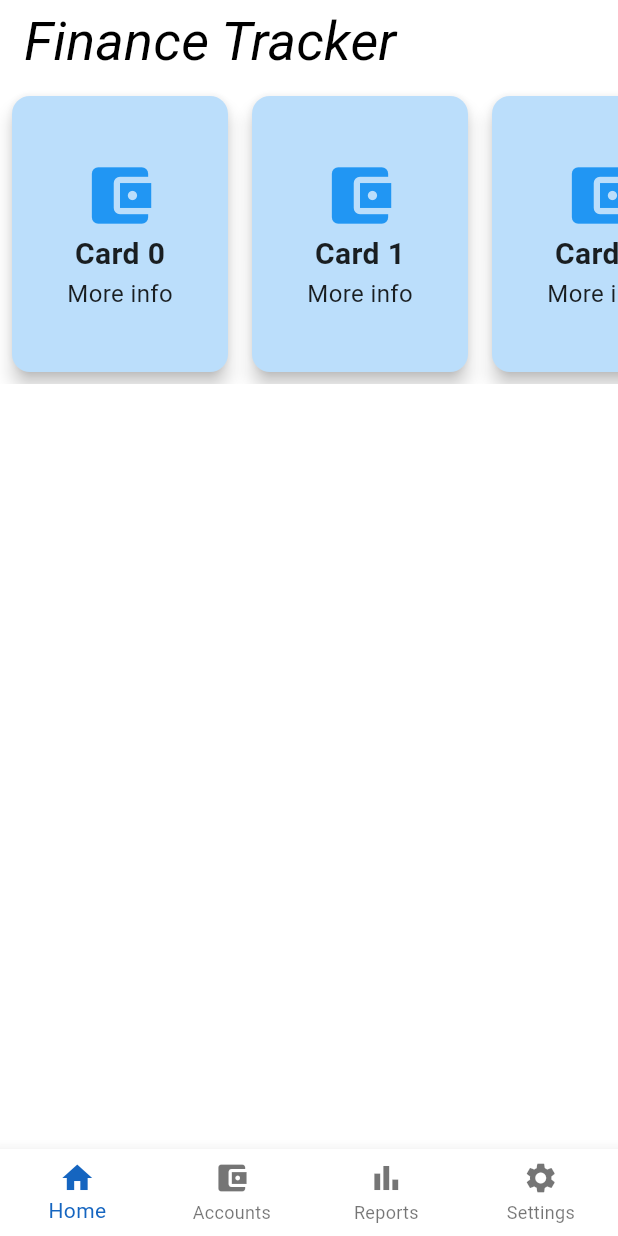
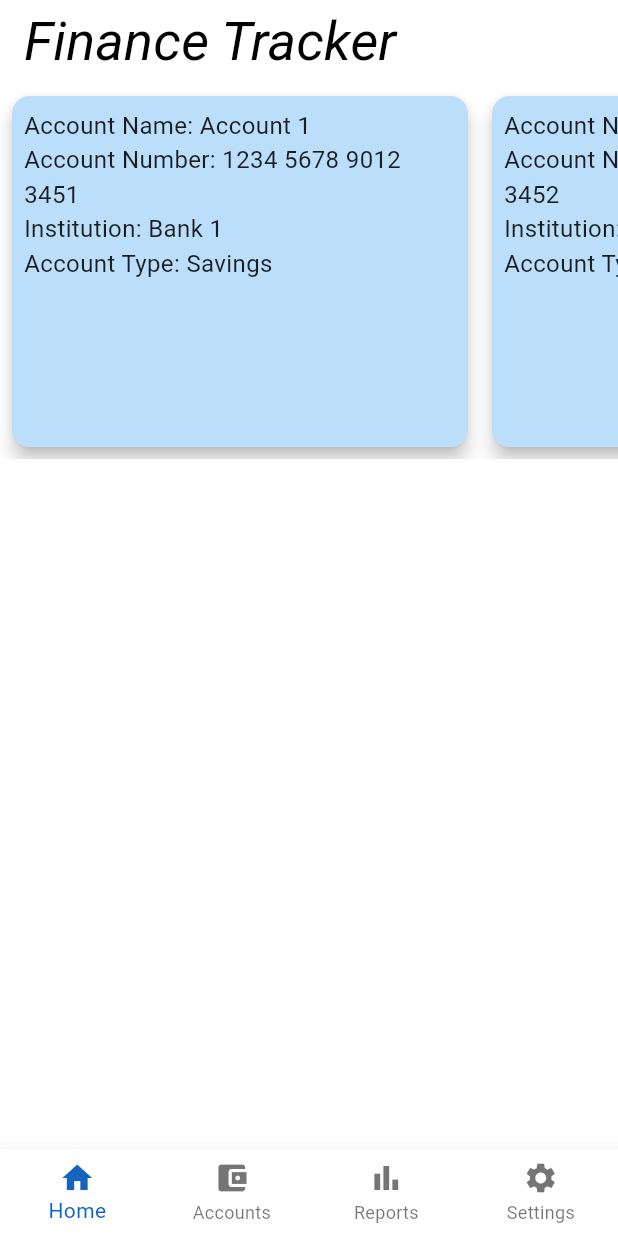
Before and after one commit to darlingson/makobili_flutter_app, a Flutter app: the screen it shows after launch, on a phone screen of 412 x 824 dp. Run offline on Flutter 3.47's test engine with Material 3 defaults, Android fonts, the phone set to English and light mode, and no system bars; Roboto replaces fonts that are missing (Hind).

Commit message:
added account name, account number, institution and account type to the balance card

```diff
--- a/lib/components/balance_card.dart
+++ b/lib/components/balance_card.dart
@@ -1,29 +1,44 @@
 import 'package:flutter/material.dart';
 
 class BalanceCard extends StatelessWidget {
-  final int index; // Pass the index or any other data needed for the card
+  final int index;
+  final String accountName;
+  final String accountNumber;
+  final String institution;
+  final String accountType;
 
-  const BalanceCard({Key? key, required this.index}) : super(key: key);
+  const BalanceCard({
+    Key? key,
+    required this.index,
+    required this.accountName,
+    required this.accountNumber,
+    required this.institution,
+    required this.accountType,
+  }) : super(key: key);
 
   @override
   Widget build(BuildContext context) {
     return SizedBox(
-      width: 160, // Width of each card
+      width: 320,
       child: Card(
-        color: Colors.blue[100],
-        elevation: 5,
-        margin: const EdgeInsets.all(8),
-        child: Column(
-          mainAxisAlignment: MainAxisAlignment.center,
-          children: <Widget>[
-            const Icon(Icons.account_balance_wallet,
-                size: 50, color: Colors.blue),
-            Text('Card $index',
-                style:
-                    const TextStyle(fontSize: 20, fontWeight: FontWeight.bold)),
-            const Text('More info', style: TextStyle(fontSize: 16)),
-          ],
+        color: Colors.blue[100], // Light blue card color for the theme
+        child: Padding(
+          padding: EdgeInsets.all(8.0),
+          child: Column(
+            crossAxisAlignment: CrossAxisAlignment.start,
+            children: <Widget>[
+              Text('Account Name: $accountName',
+                  style: TextStyle(fontSize: 16)),
+              Text('Account Number: $accountNumber',
+                  style: TextStyle(fontSize: 16)),
+              Text('Institution: $institution', style: TextStyle(fontSize: 16)),
+              Text('Account Type: $accountType',
+                  style: TextStyle(fontSize: 16)),
+            ],
+          ),
         ),
+        elevation: 5, // Shadow depth
+        margin: EdgeInsets.all(8), // Margin around each card
       ),
     );
   }
--- a/lib/screens/home_screen.dart
+++ b/lib/screens/home_screen.dart
@@ -8,12 +8,18 @@ class HomeScreen extends StatelessWidget {
   Widget build(BuildContext context) {
     return Column(children: [
       SizedBox(
-        height: 200,
+        height: 250,
         child: ListView.builder(
           scrollDirection: Axis.horizontal,
           itemCount: 10,
           itemBuilder: (context, index) {
-            return BalanceCard(index: index);
+            return BalanceCard(
+              index: index,
+              accountName: 'Account ${index + 1}',
+              accountNumber: '1234 5678 9012 345${index + 1}',
+              institution: 'Bank ${index + 1}',
+              accountType: 'Savings',
+            );
           },
         ),
       )
```
